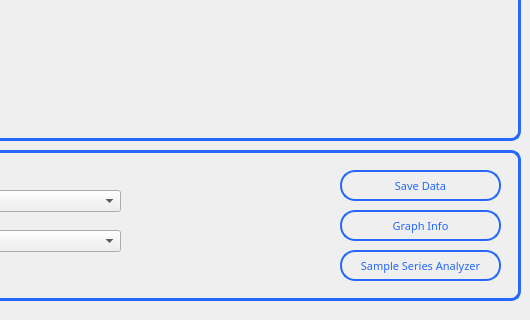
First picture: the form in SpectrumAnalyzer/Mainpage.ui, repository NilushikaSandeepani/189116Research, before the edit; both pictures show x 270 to 800 and y 280 to 600 of the 800 by 600 pixel window.
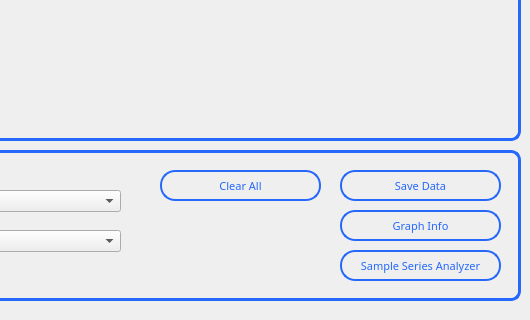
Second picture: the form after the edit. Icons and pictures are not drawn. Custom widgets are drawn as their Qt base class.

Patch:
```diff
--- a/SpectrumAnalyzer/Mainpage.ui
+++ b/SpectrumAnalyzer/Mainpage.ui
@@ -391,6 +391,31 @@
      </rect>
     </property>
    </widget>
+   <widget class="QPushButton" name="clearall">
+    <property name="geometry">
+     <rect>
+      <x>420</x>
+      <y>20</y>
+      <width>161</width>
+      <height>31</height>
+     </rect>
+    </property>
+    <property name="font">
+     <font>
+      <family>Poppins</family>
+      <pointsize>8</pointsize>
+     </font>
+    </property>
+    <property name="styleSheet">
+     <string notr="true">border:2px solid;
+border-radius:15px;
+border-color: #2568FB;
+color:#2568FB</string>
+    </property>
+    <property name="text">
+     <string>Clear All</string>
+    </property>
+   </widget>
   </widget>
  </widget>
  <customwidgets>
```
